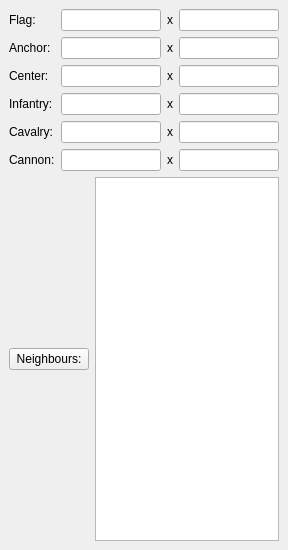
This is ksirkskineditor/ksirkcountrydefinition.ui in KDE/ksirk as Qt 5 draws it before an edit. The edited form follows.
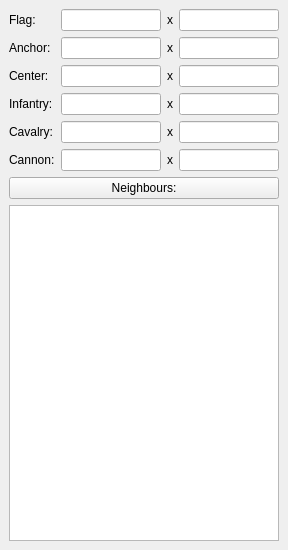
This is the edited form. Custom widgets are drawn as their Qt base class.

Diff of the .ui file:
```diff
--- a/ksirkskineditor/ksirkcountrydefinition.ui
+++ b/ksirkskineditor/ksirkcountrydefinition.ui
@@ -223,8 +223,6 @@
      </layout>
     </item>
     <item>
-     <layout class="QHBoxLayout" name="horizontalLayout" >
-      <item>
        <widget class="KPushButton" name="neighboursbutton" >
         <property name="text" >
          <string>Neighbours:</string>
@@ -233,8 +231,6 @@
       </item>
       <item>
        <widget class="QListWidget" name="neighbourslist" />
-      </item>
-     </layout>
     </item>
    </layout>
   </widget>
```
Lines whose indentation alone changed are shown as unchanged.
